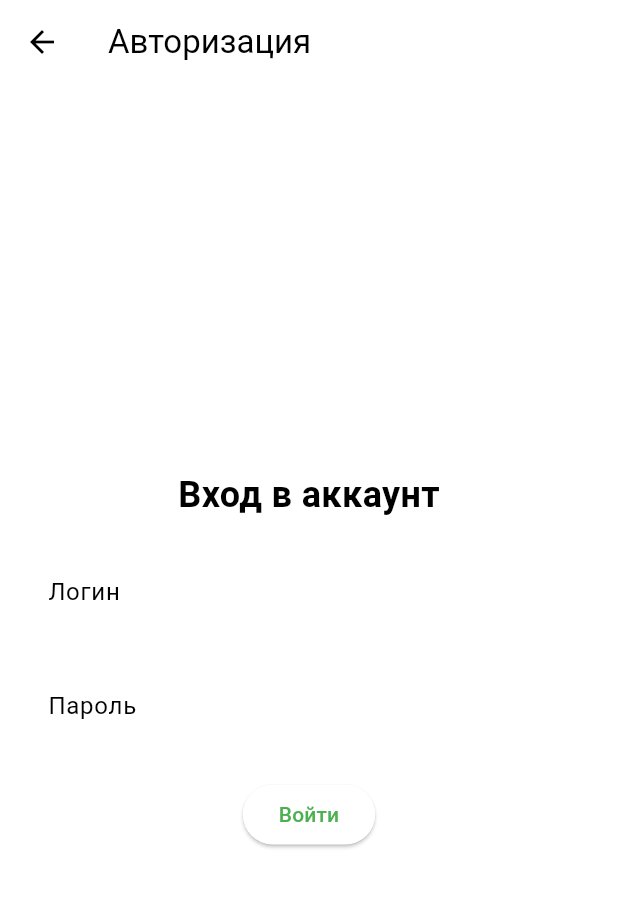
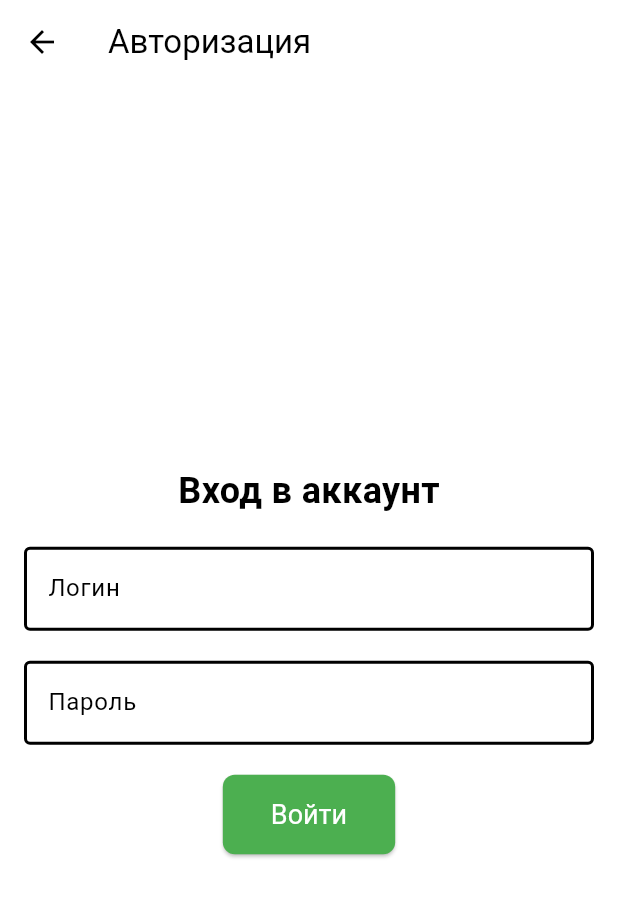
Before and after one commit to knowmaker/smart_greenhouse_app, a Flutter app: the screen it shows after launch, item 2 of the bottom bar chosen, after a tap on the "account circle" icon, on a phone screen of 412 x 824 dp. Shown: the top 897 px of the screen. Run offline on Flutter 3.47's test engine with Material 3 defaults, Android fonts, the light colour scheme and no system bars; network calls fail.

Commit message:
fixed bugs

```diff
--- a/lib/control_screen.dart
+++ b/lib/control_screen.dart
@@ -93,7 +93,7 @@ class ControlScreenState extends State<ControlScreen> {
                 buildControlCard('Проветривание', 'ventilation', Icons.air),
                 buildControlCard('Полив грядки 1', 'watering1', Icons.opacity),
                 buildControlCard('Полив грядки 2', 'watering2', Icons.opacity),
-                buildControlCard('Освещение', 'lighting', Icons.lightbulb),
+                buildControlCard('Освещение', 'lighting', Icons.light_sharp),
               ],
             ),
           ),
--- a/lib/login_screen.dart
+++ b/lib/login_screen.dart
@@ -61,6 +61,12 @@ class LoginScreenState extends State<LoginScreen> {
               decoration: InputDecoration(
                 labelText: 'Логин',
                 border: OutlineInputBorder(),
+                enabledBorder: OutlineInputBorder(
+                  borderSide: BorderSide(color: Colors.black, width: 2.0), // цвет рамки, когда поле не в фокусе
+                ),
+                focusedBorder: OutlineInputBorder(
+                  borderSide: BorderSide(color: Colors.green, width: 2.0), // цвет рамки при фокусе
+                ),
               ),
             ),
             SizedBox(height: 20),
@@ -69,6 +75,12 @@ class LoginScreenState extends State<LoginScreen> {
               decoration: InputDecoration(
                 labelText: 'Пароль',
                 border: OutlineInputBorder(),
+                enabledBorder: OutlineInputBorder(
+                  borderSide: BorderSide(color: Colors.black, width: 2.0), // цвет рамки, когда поле не в фокусе
+                ),
+                focusedBorder: OutlineInputBorder(
+                  borderSide: BorderSide(color: Colors.green, width: 2.0), // цвет рамки при фокусе
+                ),
               ),
               obscureText: true,
             ),
@@ -77,6 +89,14 @@ class LoginScreenState extends State<LoginScreen> {
                 ? CircularProgressIndicator()
                 : ElevatedButton(
                     onPressed: _login,
+                    style: ElevatedButton.styleFrom(
+                      foregroundColor: Colors.white, backgroundColor: Colors.green, // цвет текста
+                      padding: EdgeInsets.symmetric(vertical: 16.0, horizontal: 32.0),
+                      textStyle: TextStyle(fontSize: 18),
+                      shape: RoundedRectangleBorder(
+                        borderRadius: BorderRadius.circular(8.0),
+                      ),
+                    ),
                     child: Text('Войти'),
                   ),
           ],
```
